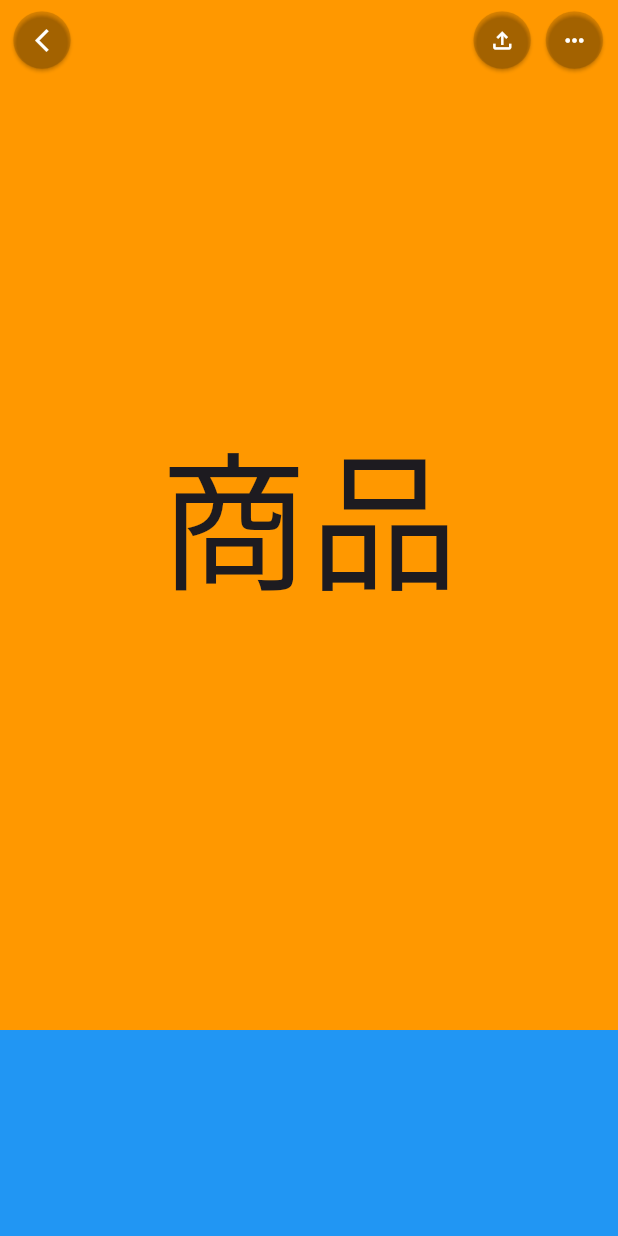
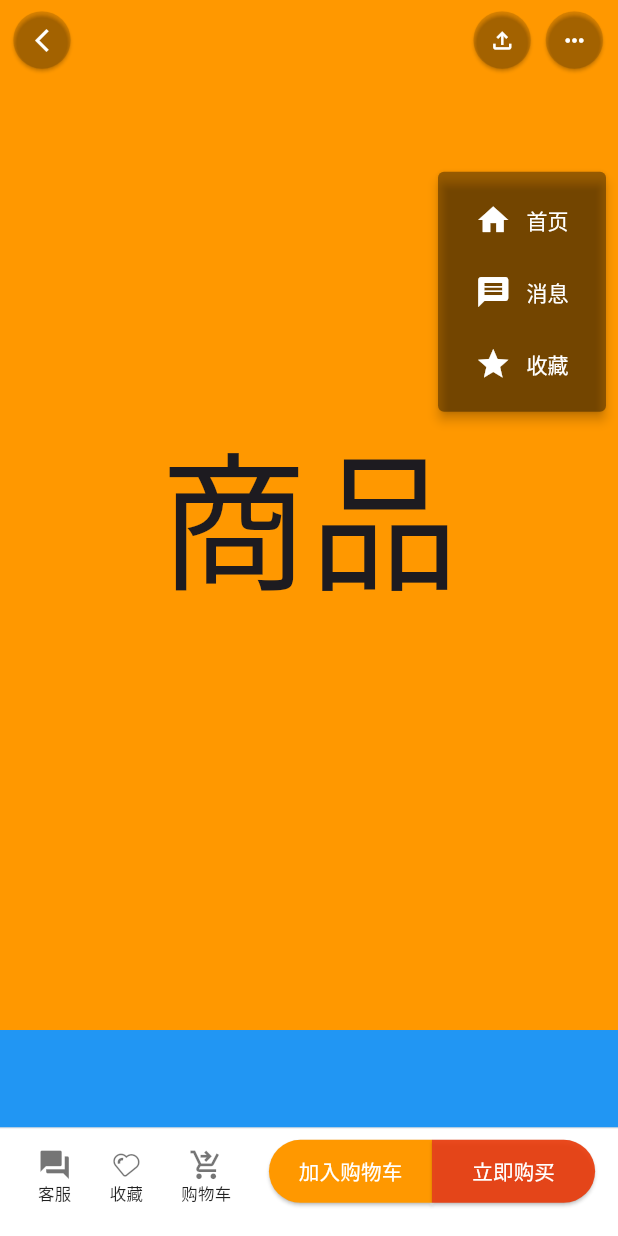
Before and after one commit to ForwardLonly/flutter_fangXiaoMi, a Flutter app: the ProductContentView screen opened by its route, after a tap on the "keyboard control" icon, on a phone screen of 412 x 824 dp. Run offline on Flutter 3.47's test engine with Material 3 defaults, Android fonts, the phone set to English and light mode, and no system bars; our stand-ins replace dio, flutter_screenutil, flutter_swiper_view, get, shared_preferences; missing offline and left inert: dart:ffi; accounts and stored records are empty; network calls fail.

Commit message:
[common] 商品详情页的更多点击弹出菜单 + 底部悬浮tabbar： 1.添加一条边框：border:Border(             top: BorderSide(width: Screenadapter.width(2), color: Colors.black12),           ) 2.按钮添加一部分的圆角：style: ButtonStyle(                   padding: WidgetStateProperty.all(EdgeInsets.zero),                   backgroundColor: WidgetStatePropertyAll(Colors.orange),                   foregroundColor: WidgetStatePropertyAll(Colors.white),                   // 按钮设置圆角                   shape: WidgetStateProperty.all(                     RoundedRectangleBorder(                       borderRadius: BorderRadius.only(                         topLeft: Radius.circular(Screenadapter.width(55)),                         bottomLeft: Radius.circular(Screenadapter.width(55)),                       )                     )                   )                 ) [version] 0.1.0

```diff
--- a/flutter_fangxm/lib/app/modules/product_content/views/product_content_view.dart
+++ b/flutter_fangxm/lib/app/modules/product_content/views/product_content_view.dart
@@ -1,5 +1,6 @@
 import 'package:flutter/material.dart';
 import 'package:flutter_fangxm/app/service/ScreenAdapter.dart';
+import 'package:flutter_fangxm/app/sources/FangXMIcon.dart';
 
 import 'package:get/get.dart';
 
@@ -14,14 +15,14 @@ class ProductContentView extends GetView<ProductContentController> {
       extendBodyBehindAppBar: true,
       appBar: PreferredSize(
         preferredSize: Size.fromHeight(Screenadapter.height(140)),
-        child: _appBarWidget()
+        child: _appBarWidget(context)
       ),
       body: _bodyWidget(),
     );
   }
 
   // 自定义导航栏
-  Widget _appBarWidget() {
+  Widget _appBarWidget(BuildContext context) {
     return Obx(()=> AppBar(
       leading: _appBarLeadingWidget(),
       title: _appBarTitleWidget(),
@@ -30,7 +31,7 @@ class ProductContentView extends GetView<ProductContentController> {
       backgroundColor: Colors.white.withAlpha(controller.opacity.value),
       // 实现透明导航 第三步
       elevation: 0,
-      actions: _appBarAtionsWidget(),
+      actions: _appBarAtionsWidget(context),
     ));
   }
   // 自定义 返回按钮
@@ -112,7 +113,7 @@ class ProductContentView extends GetView<ProductContentController> {
   }
 
   // 自定义右边操作视图
-  List<Widget> _appBarAtionsWidget() {
+  List<Widget> _appBarAtionsWidget(BuildContext context) {
     return [
       Container(
         margin: EdgeInsets.fromLTRB(0, 0, 10, 0),
@@ -138,7 +139,9 @@ class ProductContentView extends GetView<ProductContentController> {
             backgroundColor: WidgetStateProperty.all(Colors.black12),
             shape: WidgetStateProperty.all(CircleBorder())
           ),
-          onPressed: (){},
+          onPressed: (){
+            _showMoreButtonMenu(context);
+          },
           child: Icon(Icons.more_horiz_rounded, color: Colors.white)
         )
       ),
@@ -147,6 +150,15 @@ class ProductContentView extends GetView<ProductContentController> {
 
   // 自定义内容视图
   Widget _bodyWidget() {
+    return Stack(
+      children: [
+        _bodyContentWidget(),
+        _bottomTabbarWidget()
+      ],
+    );
+  }
+
+  Widget _bodyContentWidget() {
     // tab点击跳转到对应的锚点：第二步， 用SingleChildScrollView代替ListView
     return SingleChildScrollView(
       controller: controller.scrollController,
@@ -176,9 +188,152 @@ class ProductContentView extends GetView<ProductContentController> {
             height: Screenadapter.height(3800),
             child: Text("推荐", style: TextStyle(fontSize: 100)),
           ),
+          _bottomTabbarWidget()
         ],
       ),
     );
   }
 
+  // 显示弹窗
+  void _showMoreButtonMenu(BuildContext context) {
+    showMenu(
+      color: Colors.black38,
+      context: context,
+      position: RelativeRect.fromLTRB(
+        Screenadapter.width(800),
+        Screenadapter.height(300),
+        Screenadapter.width(20),
+        0
+      ),
+      items: [
+        PopupMenuItem(child: Row(
+          mainAxisAlignment: MainAxisAlignment.center,
+          children: [
+            Icon(Icons.home, color: Colors.white),
+            SizedBox(width: 10),
+            Text("首页", style: TextStyle(color: Colors.white))
+          ],
+        )),
+        PopupMenuItem(child: Row(
+          mainAxisAlignment: MainAxisAlignment.center,
+          children: [
+            Icon(Icons.message, color: Colors.white),
+            SizedBox(width: 10),
+            Text("消息", style: TextStyle(color: Colors.white))
+          ],
+        )),
+        PopupMenuItem(child: Row(
+          mainAxisAlignment: MainAxisAlignment.center,
+          children: [
+            Icon(Icons.star, color: Colors.white),
+            SizedBox(width: 10),
+            Text("收藏", style: TextStyle(color: Colors.white))
+          ],
+        )),
+      ]
+    );
+  }
+
+  // 底部浮动导航栏
+  Widget _bottomTabbarWidget() {
+    return Positioned(
+      bottom: 0,
+      left: 0,
+      right: 0,
+      child: Container(
+        width: double.infinity,
+        height: Screenadapter.width(190),
+        padding: EdgeInsets.fromLTRB(0, Screenadapter.width(20), Screenadapter.width(40), 0),
+        decoration: BoxDecoration(
+          color: Colors.white,
+          // 只设置一条边框
+          border: Border(
+            top: BorderSide(width: Screenadapter.width(2), color: Colors.black12),
+          )
+        ),
+        child: Row(
+          crossAxisAlignment: CrossAxisAlignment.start,
+          children: [
+            SizedBox(
+              width: Screenadapter.width(470),
+              height: Screenadapter.width(130),
+              child: Row(
+                mainAxisAlignment: MainAxisAlignment.spaceEvenly,
+                crossAxisAlignment: CrossAxisAlignment.start,
+                children: [
+                  Column(
+                    mainAxisAlignment: MainAxisAlignment.center,
+                    children: [
+                      Icon(Icons.question_answer, color: Colors.black54, size: Screenadapter.width(60)),
+                      Text("客服", style: TextStyle(color: Colors.black87, fontSize: Screenadapter.fontSize(32)),)
+                    ],
+                  ),
+                  Column(
+                    mainAxisAlignment: MainAxisAlignment.center,
+                    children: [
+                      Icon(FangXMIcon.fuwu, color: Colors.black54, size: Screenadapter.width(60)),
+                      Text("收藏", style: TextStyle(color: Colors.black87, fontSize: Screenadapter.fontSize(32)),)
+                    ],
+                  ),
+                  Column(
+                    mainAxisAlignment: MainAxisAlignment.center,
+                    children: [
+                      Icon(Icons.shopping_cart_checkout, color: Colors.black54, size: Screenadapter.width(60)),
+                      Text("购物车", style: TextStyle(color: Colors.black87, fontSize: Screenadapter.fontSize(32)),)
+                    ],
+                  ),
+                ],
+              ),
+            ),
+            Expanded(child: SizedBox(
+              height: Screenadapter.width(110),
+              child: ElevatedButton(
+                onPressed: (){
+
+                },
+                style: ButtonStyle(
+                  padding: WidgetStateProperty.all(EdgeInsets.zero),
+                  backgroundColor: WidgetStatePropertyAll(Colors.orange),
+                  foregroundColor: WidgetStatePropertyAll(Colors.white),
+                  // 按钮设置圆角
+                  shape: WidgetStateProperty.all(
+                    RoundedRectangleBorder(
+                      borderRadius: BorderRadius.only(
+                        topLeft: Radius.circular(Screenadapter.width(55)),
+                        bottomLeft: Radius.circular(Screenadapter.width(55)),
+                      )
+                    )
+                  )
+                ),
+                child: Text("加入购物车", style: TextStyle(fontSize: Screenadapter.fontSize(40)))
+              ),
+            )),
+            Expanded(child: Container(
+              height: Screenadapter.width(110),
+              child: ElevatedButton(
+                onPressed: (){
+
+                },
+                style: ButtonStyle(
+                  padding: WidgetStateProperty.all(EdgeInsets.zero),
+                  backgroundColor: WidgetStatePropertyAll(Color.fromARGB(235, 232, 59, 11)),
+                  foregroundColor: WidgetStatePropertyAll(Colors.white),
+                  shape: WidgetStateProperty.all(
+                    RoundedRectangleBorder(
+                      borderRadius: BorderRadius.only(
+                        topRight: Radius.circular(Screenadapter.width(55)),
+                        bottomRight: Radius.circular(Screenadapter.width(55)),
+                      )
+                    )
+                  )
+                ),
+                child: Text("立即购买", style: TextStyle(fontSize: Screenadapter.fontSize(40)))
+              ),
+            )),
+          ],
+        ),
+      )
+    );
+  }
+
 }
```
